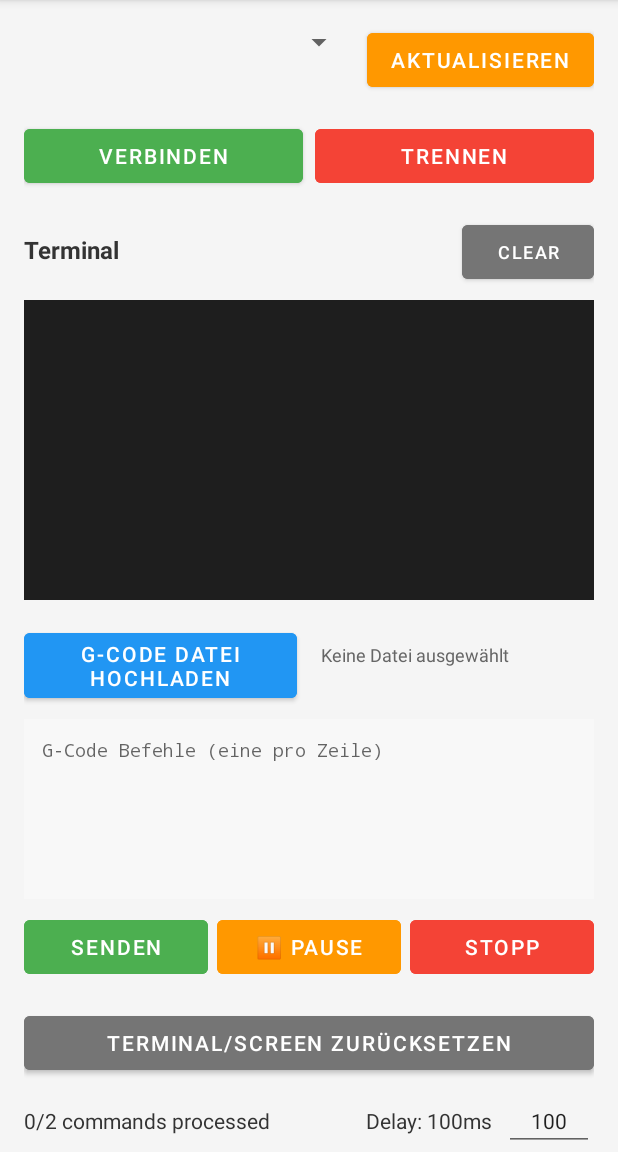
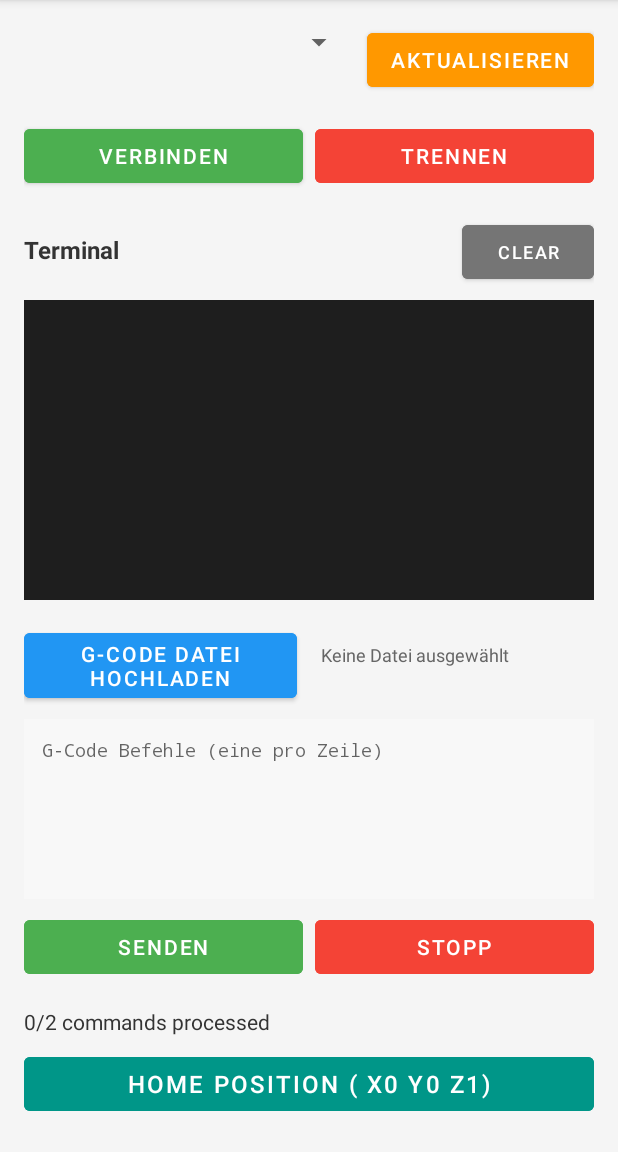
Before and after one commit to Firewat/DrawBot2000, an Android app: the BluetoothTerminalActivity screen opened directly, with no data from a screen before it, after a tap on "CLEAR", on a phone screen of 412 x 824 dp, the part 84-1236 px from its top. Run offline under Robolectric (Android 15) with nearby library versions, the phone set to English and light mode, and no system bars; 6 statements that could not run were skipped; 3 other taps on this screen came first.

Commit message:
working app

```diff
--- a/app/src/main/AndroidManifest.xml
+++ b/app/src/main/AndroidManifest.xml
@@ -2,6 +2,7 @@
 <manifest xmlns:android="http://schemas.android.com/apk/res/android"
     xmlns:tools="http://schemas.android.com/tools">
 
+    <uses-permission android:name="android.permission.BLUETOOTH_CONNECT" />
     <uses-permission android:name="android.permission.INTERNET" />
     <uses-permission android:name="android.permission.ACCESS_NETWORK_STATE" />
     <uses-permission android:name="android.permission.BLUETOOTH" />
@@ -13,8 +14,6 @@
 
     <application
         android:allowBackup="true"
-        android:dataExtractionRules="@xml/data_extraction_rules"
-        android:fullBackupContent="@xml/backup_rules"
         android:icon="@mipmap/ic_launcher"
         android:label="@string/app_name"
         android:roundIcon="@mipmap/ic_launcher_round"
--- a/app/src/main/java/com/example/drawbot/BluetoothTerminalActivity.java
+++ b/app/src/main/java/com/example/drawbot/BluetoothTerminalActivity.java
@@ -50,27 +50,23 @@ public class BluetoothTerminalActivity extends AppCompatActivity {
     // Multi-line G-code variables
     private EditText etGCodeInput;
     private Button btnSendGCode;
-    private Button btnPauseGCode;
     private Button btnStopGCode;
     private TextView tvGCodeProgress;
-    private TextView tvGCodeDelay;
-    private EditText etGCodeDelay;
 
     // G-code sending control with proper flow control
     private List<String> gCodeQueue = new ArrayList<>();
     private int currentGCodeIndex = 0;
     private boolean isGCodeRunning = false;
-    private boolean isGCodePaused = false;
     private Handler gCodeHandler = new Handler(Looper.getMainLooper());
-    private int gCodeDelay = 50; // Default delay in milliseconds
+    private int gCodeDelay = 100; // Increased delay for better reliability
 
     // Flow control variables
     private boolean waitingForOk = false;
     private long lastCommandTime = 0;
     private int commandsSent = 0;
     private int commandsProcessed = 0;
-    private static final int COMMAND_TIMEOUT_MS = 10000; // 10 seconds
-    private static final int INTER_COMMAND_DELAY_MS = 20; // 20ms between commands
+    private static final int COMMAND_TIMEOUT_MS = 45000; // Increased timeout
+    private static final int INTER_COMMAND_DELAY_MS = 50; // Increased delay
 
     private Spinner spinnerDevices;
     private ArrayList<BluetoothDevice> deviceList = new ArrayList<>();
@@ -141,11 +137,8 @@ public class BluetoothTerminalActivity extends AppCompatActivity {
         // Multi-line G-code UI elements
         etGCodeInput = findViewById(R.id.etGCodeInput);
         btnSendGCode = findViewById(R.id.btnSendGCode);
-        btnPauseGCode = findViewById(R.id.btnPauseGCode);
         btnStopGCode = findViewById(R.id.btnStopGCode);
         tvGCodeProgress = findViewById(R.id.tvGCodeProgress);
-        tvGCodeDelay = findViewById(R.id.tvGCodeDelay);
-        etGCodeDelay = findViewById(R.id.etGCodeDelay);
 
         // Home-Button initialisieren
         btnHome = findViewById(R.id.btnHome);
@@ -169,7 +162,7 @@ public class BluetoothTerminalActivity extends AppCompatActivity {
                 else if (cleanMsg.startsWith("Error:")) {
                     waitingForOk = false;
                     Log.e(TAG, "Arduino error: " + cleanMsg);
-                    // Continue execution even on errors
+                    commandsProcessed++; // Count errors to keep progress moving
                 }
                 // Handle other acknowledgments (ook, k)
                 else if (cleanMsg.equals("ook") || cleanMsg.equals("k")) {
@@ -177,28 +170,33 @@ public class BluetoothTerminalActivity extends AppCompatActivity {
                     commandsProcessed++;
                     updateGCodeProgress();
                 }
+                // Handle simple "error" response too
+                else if (cleanMsg.equals("error")) {
+                    waitingForOk = false;
+                    Log.e(TAG, "Arduino error received");
+                    commandsProcessed++; // Count errors to keep progress moving
+                }
             }
         });
 
         // Callback for connection status
         bluetoothHelper.setStatusCallback(connected -> {
-            btnConnect.setEnabled(!connected);
-            btnDisconnect.setEnabled(connected);
-            btnSendGCode.setEnabled(connected);
-            btnUploadGCode.setEnabled(connected);
-            etGCodeInput.setEnabled(connected);
+            if (btnConnect != null) btnConnect.setEnabled(!connected);
+            if (btnDisconnect != null) btnDisconnect.setEnabled(connected);
+            if (btnSendGCode != null) btnSendGCode.setEnabled(connected);
+            if (btnUploadGCode != null) btnUploadGCode.setEnabled(connected);
+            if (etGCodeInput != null) etGCodeInput.setEnabled(connected);
 
             // Enable multi-line G-code input and controls
-            etGCodeInput.setEnabled(connected);
-            btnSendGCode.setEnabled(connected && !isGCodeRunning);
-            btnPauseGCode.setEnabled(connected && isGCodeRunning);
-            btnStopGCode.setEnabled(connected && isGCodeRunning);
-            etGCodeDelay.setEnabled(connected);
-            btnHome.setEnabled(connected);
+            if (etGCodeInput != null) etGCodeInput.setEnabled(connected);
+            if (btnSendGCode != null) btnSendGCode.setEnabled(connected && !isGCodeRunning);
+            if (btnStopGCode != null) btnStopGCode.setEnabled(connected && isGCodeRunning);
+            if (btnHome != null) btnHome.setEnabled(connected);
 
             if (connected) {
                 Toast.makeText(BluetoothTerminalActivity.this, "Connected", Toast.LENGTH_SHORT).show();
                 terminalOutput.append("[CONNECTED]\n");
+                terminalOutput.append("[Send 'TEST' for motor test, 'CAL' for calibration]\n");
             } else {
                 Toast.makeText(BluetoothTerminalActivity.this, "Disconnected", Toast.LENGTH_SHORT).show();
                 terminalOutput.append("[DISCONNECTED]\n");
@@ -247,15 +245,7 @@ public class BluetoothTerminalActivity extends AppCompatActivity {
 
         // G-code control buttons
         btnSendGCode.setOnClickListener(v -> sendGCodeCommands());
-        btnPauseGCode.setOnClickListener(v -> toggleGCodePause());
         btnStopGCode.setOnClickListener(v -> stopGCodeCommands());
-
-        // G-code delay input
-        etGCodeDelay.setOnFocusChangeListener((v, hasFocus) -> {
-            if (!hasFocus) {
-                updateGCodeDelay();
-            }
-        });
 
         // Home-Button Listener
         if (btnHome != null) {
@@ -363,11 +353,11 @@ public class BluetoothTerminalActivity extends AppCompatActivity {
         terminalOutput.append("[MOVING TO HOME POSITION]\n");
         updateTerminalDisplay();
 
-        // Simple home command for our Arduino firmware
+        // Simple home command - move to bottom-left corner (0,0)
         sendGrblCommand("M17"); // Enable motors
-        gCodeHandler.postDelayed(() -> sendGrblCommand("G28"), 300); // Home command
+        gCodeHandler.postDelayed(() -> sendGrblCommand("G28"), 500); // Use G28 home command
 
-        Toast.makeText(this, "Homing...", Toast.LENGTH_SHORT).show();
+        Toast.makeText(this, "Homing to (0,0)...", Toast.LENGTH_SHORT).show();
     }
 
     private void updateTerminalDisplay() {
@@ -389,12 +379,17 @@ public class BluetoothTerminalActivity extends AppCompatActivity {
             return;
         }
 
-        // Parse G-code commands
+        // Parse G-code commands with better filtering
         gCodeQueue.clear();
         String[] lines = gCodeText.split("\n");
         for (String line : lines) {
             line = line.trim();
-            if (!line.isEmpty() && !line.startsWith(";") && !line.startsWith("(")) {
+            // Skip empty lines, comments, and unit commands that can cause issues
+            if (!line.isEmpty() &&
+                    !line.startsWith(";") &&
+                    !line.startsWith("(") &&
+                    !line.startsWith("G21") &&  // Skip unit commands
+                    !line.startsWith("G90")) {   // Skip absolute mode (already default)
                 gCodeQueue.add(line);
             }
         }
@@ -412,22 +407,22 @@ public class BluetoothTerminalActivity extends AppCompatActivity {
 
         // Start execution
         isGCodeRunning = true;
-        isGCodePaused = false;
         updateGCodeProgress();
         updateGCodeButtons();
 
         // Send initial connection commands
-        terminalOutput.append("[STARTING G-CODE EXECUTION]\n");
+        terminalOutput.append("[STARTING G-CODE EXECUTION - ").append(gCodeQueue.size()).append(" commands]\n");
         updateTerminalDisplay();
         sendGrblCommand("M17"); // Enable motors
+        sendGrblCommand("DEBUG"); // Enable debug mode
 
         gCodeHandler.postDelayed(() -> {
             sendNextGCodeCommandWithDelay();
-        }, 500); // Give Arduino time to enable motors
+        }, 1000); // Give Arduino more time to process initial commands
     }
 
     private void sendNextGCodeCommandWithDelay() {
-        if (!isGCodeRunning || isGCodePaused) {
+        if (!isGCodeRunning) {
             return;
         }
 
@@ -456,10 +451,13 @@ public class BluetoothTerminalActivity extends AppCompatActivity {
             // Check for timeout
             if (System.currentTimeMillis() - lastCommandTime > COMMAND_TIMEOUT_MS) {
                 Log.w(TAG, "Command timeout, continuing anyway");
+                terminalOutput.append("[TIMEOUT - CONTINUING]\n");
+                updateTerminalDisplay();
                 waitingForOk = false;
+                commandsProcessed++; // Count timeout as processed
             } else {
-                // Still waiting, check again in 10ms
-                gCodeHandler.postDelayed(this::sendNextGCodeCommandWithDelay, 10);
+                // Still waiting, check again in 20ms
+                gCodeHandler.postDelayed(this::sendNextGCodeCommandWithDelay, 20);
                 return;
             }
         }
@@ -475,7 +473,6 @@ public class BluetoothTerminalActivity extends AppCompatActivity {
 
     private void finishGCodeExecution() {
         isGCodeRunning = false;
-        isGCodePaused = false;
         waitingForOk = false;
         updateGCodeButtons();
 
@@ -486,25 +483,8 @@ public class BluetoothTerminalActivity extends AppCompatActivity {
         });
     }
 
-    private void toggleGCodePause() {
-        isGCodePaused = !isGCodePaused;
-
-        if (isGCodePaused) {
-            gCodeHandler.removeCallbacksAndMessages(null);
-            btnPauseGCode.setText("▶ Resume");
-            terminalOutput.append("[G-CODE PAUSED]\n");
-            updateTerminalDisplay();
-        } else {
-            btnPauseGCode.setText("⏸ Pause");
-            terminalOutput.append("[G-CODE RESUMED]\n");
-            updateTerminalDisplay();
-            sendNextGCodeCommandWithDelay();
-        }
-    }
-
     private void stopGCodeCommands() {
         isGCodeRunning = false;
-        isGCodePaused = false;
         waitingForOk = false;
         gCodeHandler.removeCallbacksAndMessages(null); // Remove all pending callbacks
 
@@ -522,44 +502,22 @@ public class BluetoothTerminalActivity extends AppCompatActivity {
     private void updateGCodeProgress() {
         int totalCommands = gCodeQueue.size() + 2; // +2 for M400 and M18
         String progress = commandsProcessed + "/" + totalCommands + " commands processed";
-        tvGCodeProgress.setText(progress);
+        if (tvGCodeProgress != null) {
+            tvGCodeProgress.setText(progress);
+        }
 
         // Calculate percentage based on processed commands
         int percentage = totalCommands > 0 ? (commandsProcessed * 100) / totalCommands : 0;
 
-        // You can add a progress bar here if needed
-        Log.d(TAG, "Progress: " + percentage + "%");
+        // Log progress for debugging
+        Log.d(TAG, "Progress: " + percentage + "% (" + progress + ")");
     }
 
     private void updateGCodeButtons() {
         boolean connected = bluetoothHelper.isConnected();
-        btnSendGCode.setEnabled(connected && !isGCodeRunning);
-        btnPauseGCode.setEnabled(connected && isGCodeRunning);
-        btnStopGCode.setEnabled(connected && isGCodeRunning);
-        btnHome.setEnabled(connected && !isGCodeRunning);
-
-        if (!isGCodeRunning) {
-            btnPauseGCode.setText("⏸ Pause");
-        }
-    }
-
-    private void updateGCodeDelay() {
-        try {
-            String delayText = etGCodeDelay.getText().toString().trim();
-            if (!delayText.isEmpty()) {
-                int newDelay = Integer.parseInt(delayText);
-                if (newDelay >= 10 && newDelay <= 5000) {
-                    gCodeDelay = newDelay;
-                    tvGCodeDelay.setText("Delay: " + gCodeDelay + "ms");
-                } else {
-                    Toast.makeText(this, "Delay must be between 10-5000ms", Toast.LENGTH_SHORT).show();
-                    etGCodeDelay.setText(String.valueOf(gCodeDelay));
-                }
-            }
-        } catch (NumberFormatException e) {
-            Toast.makeText(this, "Invalid delay value", Toast.LENGTH_SHORT).show();
-            etGCodeDelay.setText(String.valueOf(gCodeDelay));
-        }
+        if (btnSendGCode != null) btnSendGCode.setEnabled(connected && !isGCodeRunning);
+        if (btnStopGCode != null) btnStopGCode.setEnabled(connected && isGCodeRunning);
+        if (btnHome != null) btnHome.setEnabled(connected && !isGCodeRunning);
     }
 
     private void checkBluetoothPermissions() {
@@ -769,7 +727,6 @@ public class BluetoothTerminalActivity extends AppCompatActivity {
         commandsSent = 0;
         commandsProcessed = 0;
         isGCodeRunning = false;
-        isGCodePaused = false;
         waitingForOk = false;
         if (gCodeHandler != null) {
             gCodeHandler.removeCallbacksAndMessages(null);
--- a/app/src/main/java/com/example/drawbot/ImageToGcodeActivity.java
+++ b/app/src/main/java/com/example/drawbot/ImageToGcodeActivity.java
@@ -15,6 +15,7 @@ public class ImageToGcodeActivity extends AppCompatActivity {
 
         Button btnToSvg = findViewById(R.id.btnToSvg);
         Button btnToGcode = findViewById(R.id.btnToGcode);
+        Button btnToTerminal = findViewById(R.id.btnToTerminal);
 
         btnToSvg.setOnClickListener(v -> {
             Intent browserIntent = new Intent(Intent.ACTION_VIEW, Uri.parse("https://picsvg.com/"));
@@ -24,5 +25,9 @@ public class ImageToGcodeActivity extends AppCompatActivity {
             Intent browserIntent = new Intent(Intent.ACTION_VIEW, Uri.parse("https://sameer.github.io/svg2gcode/"));
             startActivity(browserIntent);
         });
+        btnToTerminal.setOnClickListener(v -> {
+            Intent intent = new Intent(ImageToGcodeActivity.this, BluetoothTerminalActivity.class);
+            startActivity(intent);
+        });
     }
 }
--- a/app/src/main/res/layout/activity_bluetooth_terminal.xml
+++ b/app/src/main/res/layout/activity_bluetooth_terminal.xml
@@ -170,17 +170,7 @@
                 android:textColor="#FFFFFF"
                 android:layout_marginEnd="4dp" />
 
-            <Button
-                android:id="@+id/btnPauseGCode"
-                android:layout_width="0dp"
-                android:layout_height="wrap_content"
-                android:layout_weight="1"
-                android:text="Pause"
-                android:enabled="false"
-                android:backgroundTint="#FF9800"
-                android:textColor="#FFFFFF"
-                android:layout_marginStart="2dp"
-                android:layout_marginEnd="2dp" />
+
 
             <Button
                 android:id="@+id/btnStopGCode"
@@ -194,15 +184,6 @@
                 android:layout_marginStart="4dp" />
         </LinearLayout>
 
-        <!-- Terminal/Screen Reset Button -->
-        <Button
-            android:id="@+id/btnClearAll"
-            android:layout_width="match_parent"
-            android:layout_height="wrap_content"
-            android:text="Terminal/Screen zurücksetzen"
-            android:backgroundTint="#757575"
-            android:textColor="#FFFFFF"
-            android:layout_marginTop="8dp" />
 
         <!-- G-Code Status und Delay -->
         <LinearLayout
@@ -221,36 +202,20 @@
                 android:textSize="14sp"
                 android:textColor="#333333" />
 
-            <TextView
-                android:id="@+id/tvGCodeDelay"
-                android:layout_width="wrap_content"
-                android:layout_height="wrap_content"
-                android:text="Delay: 100ms"
-                android:textSize="14sp"
-                android:textColor="#333333"
-                android:layout_marginStart="16dp" />
-
-            <EditText
-                android:id="@+id/etGCodeDelay"
-                android:layout_width="60dp"
-                android:layout_height="wrap_content"
-                android:hint="ms"
-                android:inputType="number"
-                android:text="100"
-                android:textSize="14sp"
-                android:gravity="center"
-                android:layout_marginStart="8dp" />
         </LinearLayout>
 
-        <!-- Home-Button -->
+        <!-- Home Button -->
         <Button
             android:id="@+id/btnHome"
             android:layout_width="match_parent"
             android:layout_height="wrap_content"
-            android:text="Home-Position"
+            android:text="Home Position ( X0 Y0 Z1)"
             android:backgroundTint="#009688"
             android:textColor="#FFFFFF"
-            android:layout_marginTop="8dp" />
+            android:layout_marginBottom="16dp"
+            android:enabled="false"
+            android:textSize="16sp" />
+
 
     </LinearLayout>
 </ScrollView>
```
Also changed, not shown: app/src/main/java/com/example/drawbot/BluetoothConnectActivity.java (deleted, +0 -101 lines), app/src/main/java/com/example/drawbot/HomeActivity.java (+10 -4 lines), app/src/main/res/layout/activity_home.xml (+20 -14 lines), app/src/main/res/layout/activity_image_to_gcode.xml (+19 -3 lines), app/src/main/res/layout/activity_main.xml (deleted, +0 -35 lines), app/src/main/res/xml/backup_rules.xml (deleted, +0 -13 lines), app/src/main/res/xml/data_extraction_rules.xml (deleted, +0 -19 lines), 1 other file.
